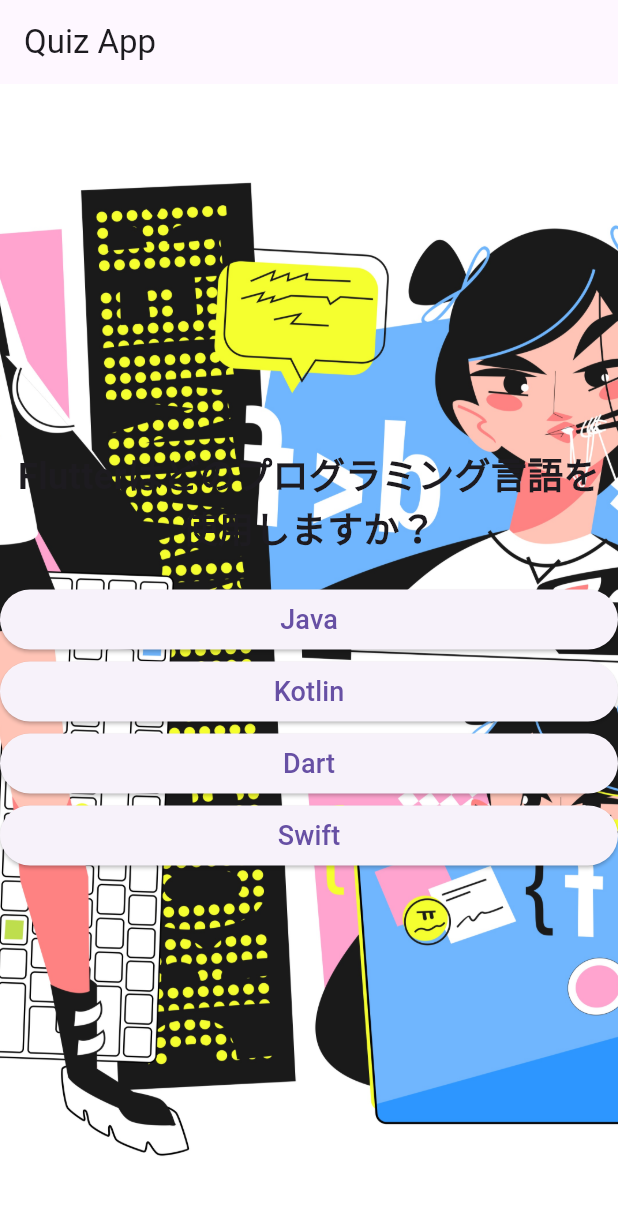
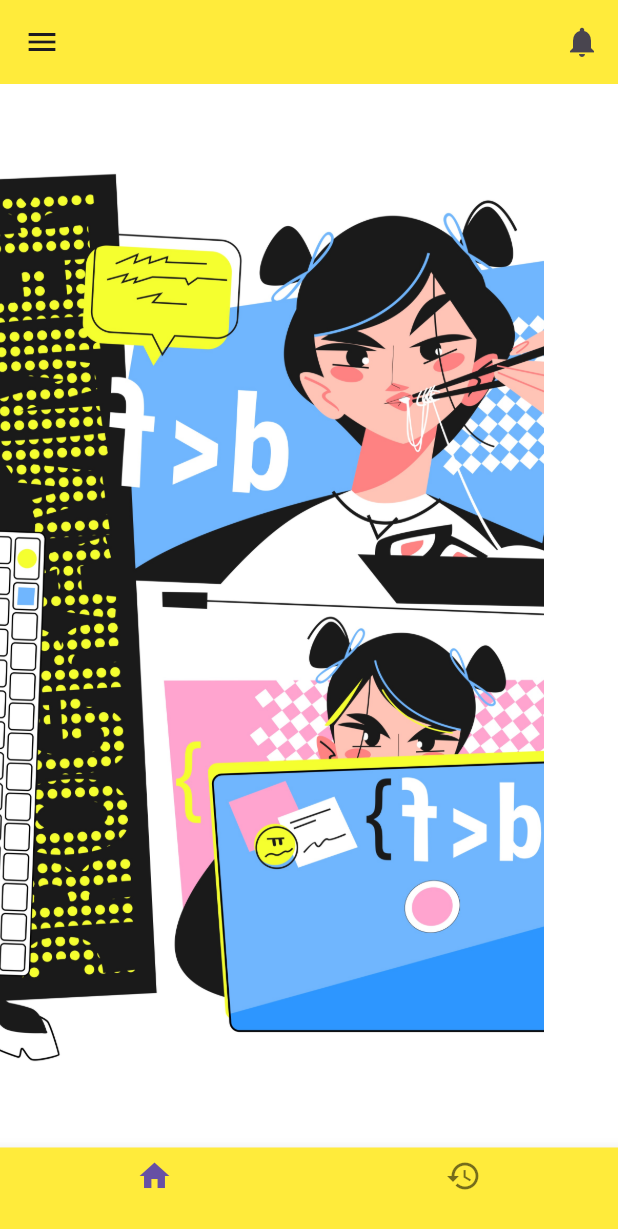
Before and after one commit to tanoshimi-dev/flutter, a Flutter app: the screen it shows after launch, on a phone screen of 412 x 824 dp. Shown: the top 1229 px of the screen. Run offline on Flutter 3.47's test engine with Material 3 defaults, Android fonts, the light colour scheme and no system bars; our stand-ins replace google_fonts; missing offline and left inert: flutter_radar_chart.

Commit message:
サンプル画面の追加

```diff
--- a/app01/pgticket/lib/main.dart
+++ b/app01/pgticket/lib/main.dart
@@ -1,5 +1,9 @@
 import 'package:flutter/material.dart';
 import 'package:google_fonts/google_fonts.dart';
+
+
+import 'package:pgticket/screens/home_screen.dart';
+import 'package:pgticket/screens/chart_screen.dart';
 
 void main() {
   runApp(const QuizApp());
@@ -15,7 +19,8 @@ class QuizApp extends StatelessWidget {
       theme: ThemeData(
         textTheme: GoogleFonts.robotoTextTheme(), // Google Fontsを適用
       ),
-      home: const QuizPage(),
+      // home: const ChartScreen(),
+      home: const HomeScreen(),
     );
   }
 }
--- /dev/null
+++ b/app01/pgticket/lib/screens/home_screen.dart
@@ -0,0 +1,72 @@
+import 'package:flutter/material.dart';
+
+class HomeScreen extends StatelessWidget {
+  const HomeScreen({super.key});
+
+  @override
+  Widget build(BuildContext context) {
+    return Scaffold(
+      appBar: AppBar(
+        backgroundColor: Colors.yellow,
+        elevation: 0,
+        leading: IconButton(
+          icon: const Icon(Icons.menu),
+          onPressed: () {},
+        ),
+        actions: [
+          IconButton(
+            icon: const Icon(Icons.notifications),
+            onPressed: () {},
+          ),
+        ],
+      ),
+      body: Stack(
+        children: [
+          Positioned.fill(
+            child: Container(
+              color: Colors.white, // 背景色を白に設定
+            ),
+          ),
+
+    Positioned(
+      right: MediaQuery.of(context).size.width * 0.12, // 左から20%
+      child: Container(
+        width: 500, // 必要に応じて幅を指定
+        height: 700, // 必要に応じて高さを指定
+          decoration: const BoxDecoration(
+            image: DecorationImage(
+              image: AssetImage('assets/images/girl_programmer.jpg'),
+              fit: BoxFit.cover, // 比率を保ちながら表示
+            ),
+          ),
+        ),
+    ),
+
+          // Container(
+          //
+          //   decoration: const BoxDecoration(
+          //     image: DecorationImage(
+          //       image: AssetImage('assets/images/girl_programmer.jpg'),
+          //       fit: BoxFit.cover, // 画像を画面全体にフィット
+          //     ),
+          //   ),
+          //
+          // ),
+        ],
+      ),
+      bottomNavigationBar: BottomNavigationBar(
+        items: const [
+          BottomNavigationBarItem(
+            icon: Icon(Icons.home),
+            label: '',
+          ),
+          BottomNavigationBarItem(
+            icon: Icon(Icons.history),
+            label: '',
+          ),
+        ],
+        backgroundColor: Colors.yellow,
+      ),
+    );
+  }
+}
--- a/app01/pgticket/pubspec.yaml
+++ b/app01/pgticket/pubspec.yaml
@@ -36,6 +36,7 @@ dependencies:
   # Use with the CupertinoIcons class for iOS style icons.
   cupertino_icons: ^1.0.8
   google_fonts: ^5.0.0
+  flutter_radar_chart: ^0.2.1
   #audioplayers: ^6.4.0
 
 dev_dependencies:
@@ -48,7 +49,6 @@ dev_dependencies:
   # package. See that file for information about deactivating specific lint
   # rules and activating additional ones.
   flutter_lints: ^4.0.0
-
 # For information on the generic Dart part of this file, see the
 # following page: https://dart.dev/tools/pub/pubspec
 
```
Also changed, not shown: app01/pgticket/lib/screens/chart_screen.dart (added, +130 -0 lines), app01/pgticket/pubspec.lock, 6 other files.
